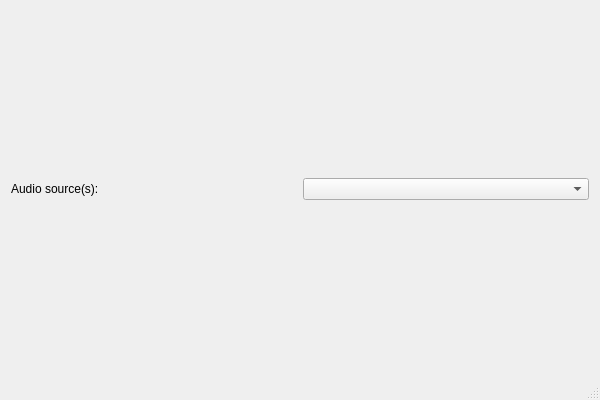
Before: the Qt Designer form Test001/MainWindow.ui in TheRealNox/Intel_RSSDK-2016_-_Qt-5.6, drawn with Qt 5.
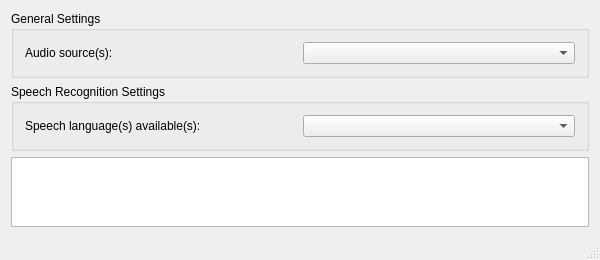
After: the same form once the commit is applied.

Commit message: Got a basic speech recognition using languages installed on the system. Crashing when changing language - need to select it twice for the system to initialized after first init.

Diff of the .ui file:
```diff
--- a/Test001/MainWindow.ui
+++ b/Test001/MainWindow.ui
@@ -7,7 +7,7 @@
     <x>0</x>
     <y>0</y>
     <width>600</width>
-    <height>400</height>
+    <height>231</height>
    </rect>
   </property>
   <property name="windowTitle">
@@ -15,16 +15,60 @@
   </property>
   <widget class="QWidget" name="centralWidget">
    <layout class="QGridLayout" name="gridLayout">
-    <item row="0" column="1">
-     <widget class="QComboBox" name="audioSourcesComboBox"/>
+    <item row="3" column="0">
+     <spacer name="verticalSpacer">
+      <property name="orientation">
+       <enum>Qt::Vertical</enum>
+      </property>
+      <property name="sizeHint" stdset="0">
+       <size>
+        <width>20</width>
+        <height>40</height>
+       </size>
+      </property>
+     </spacer>
     </item>
     <item row="0" column="0">
-     <widget class="QLabel" name="audioSourceLabel">
-      <property name="text">
-       <string>Audio source(s):</string>
+     <widget class="QGroupBox" name="general">
+      <property name="title">
+       <string>General Settings</string>
       </property>
+      <layout class="QGridLayout" name="gridLayout_2">
+       <item row="0" column="0">
+        <widget class="QLabel" name="audioSourceLabel">
+         <property name="text">
+          <string>Audio source(s):</string>
+         </property>
+        </widget>
+       </item>
+       <item row="0" column="1">
+        <widget class="QComboBox" name="audioSourcesComboBox"/>
+       </item>
+      </layout>
      </widget>
     </item>
+    <item row="1" column="0">
+     <widget class="QGroupBox" name="speechRecognition">
+      <property name="title">
+       <string>Speech Recognition Settings</string>
+      </property>
+      <layout class="QGridLayout" name="gridLayout_3">
+       <item row="0" column="0">
+        <widget class="QLabel" name="speechLanguagesLabel">
+         <property name="text">
+          <string>Speech language(s) available(s):</string>
+         </property>
+        </widget>
+       </item>
+       <item row="0" column="1">
+        <widget class="QComboBox" name="speechLanguagesComboBox"/>
+       </item>
+      </layout>
+     </widget>
+    </item>
+    <item row="2" column="0">
+     <widget class="QPlainTextEdit" name="consoleDebugView"/>
+    </item>
    </layout>
   </widget>
   <widget class="QMenuBar" name="menuBar">
```
The commit also changes 11 other files.
